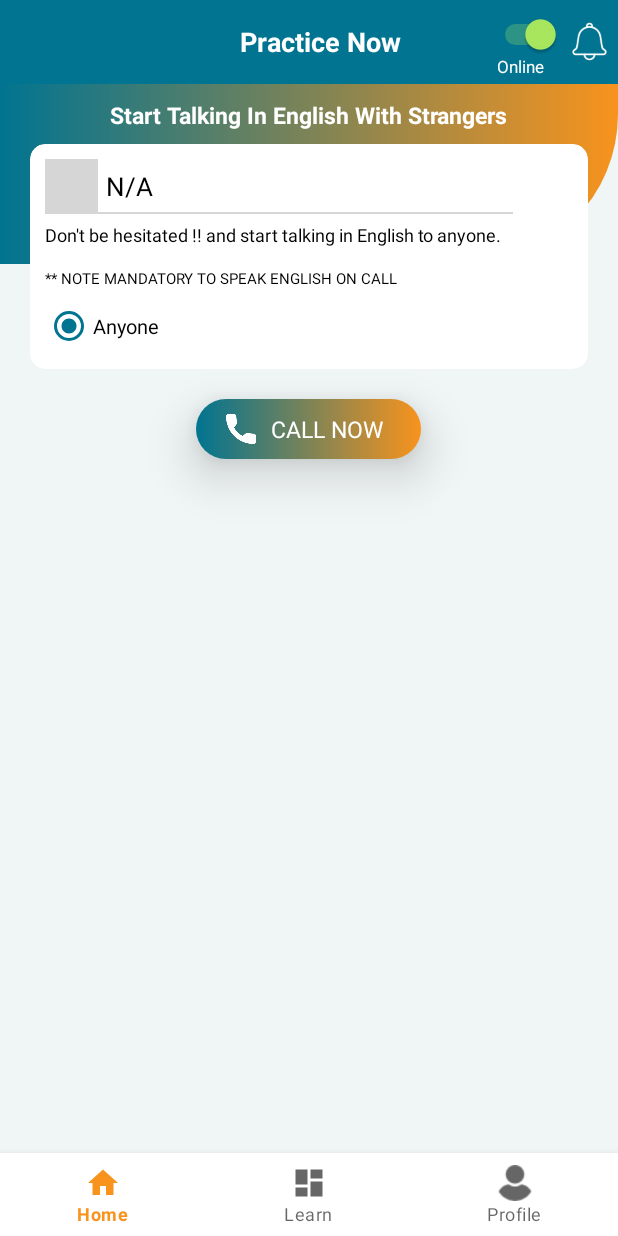
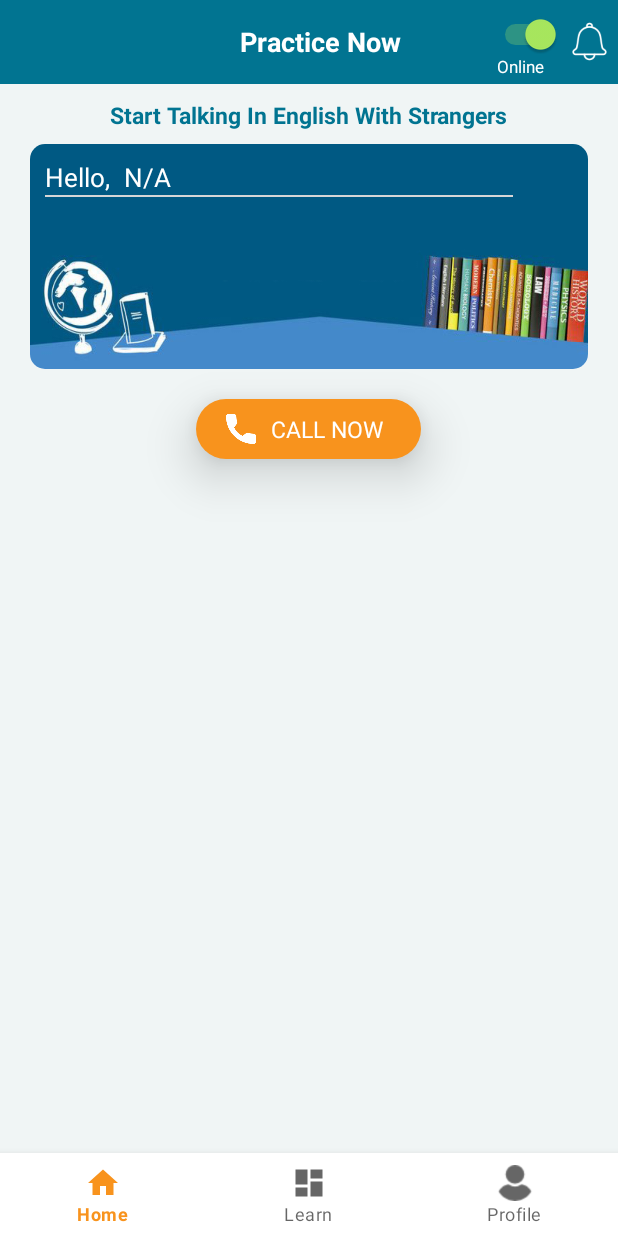
Before and after one commit to satyampra73/EasyLearning, an Android app: the HomeFragment screen opened directly, with no data from a screen before it, on a phone screen of 412 x 824 dp. Run offline under Robolectric (Android 15) with nearby library versions, the phone set to English and light mode, and no system bars; our stand-ins replace AdMob, Volley; network calls fail; pictures from the network do not load; grey boxes are pictures that could not be loaded.

Commit message:
some ui changes done on Home

```diff
--- a/app/src/main/AndroidManifest.xml
+++ b/app/src/main/AndroidManifest.xml
@@ -133,7 +133,7 @@
         <!-- real id -->
         <meta-data
             android:name="com.google.android.gms.ads.APPLICATION_ID"
-            android:value="ca-app-pub-3940256099942544~3347511713" />
+            android:value="ca-app-pub-6524265470331989~5020353814" />
 
         <service android:name="com.db.easylearning.voicecalling.SinchService" />
 
--- a/app/src/main/java/com/db/easylearning/apphelper/AppConstants.java
+++ b/app/src/main/java/com/db/easylearning/apphelper/AppConstants.java
@@ -31,7 +31,7 @@ public class AppConstants {
 //    public static final String AddUnitId ="ca-app-pub-3940256099942544/5224354917";
 
     //    rewarded video real
-    public static final String AddUnitId = "ca-app-pub-3940256099942544/5224354917";
+    public static final String AddUnitId = "ca-app-pub-6524265470331989~5020353814";
 
 
     private RewardedAd rewardedAd;
--- a/app/src/main/java/com/db/easylearning/fragment/HomeFragment.java
+++ b/app/src/main/java/com/db/easylearning/fragment/HomeFragment.java
@@ -74,7 +74,7 @@ public class HomeFragment extends Fragment {
 
 
     Switch switchStatus;
-    private TextView txtModeStatus, txtUserName;
+    private TextView txtModeStatus, txtUserName,txtText1,txtText2;
     private Dialog dialogProgress;
     LinearLayout ltAvailableSwitch;
     GoogleSignInClient mGoogleSignInClient;
@@ -109,6 +109,8 @@ public class HomeFragment extends Fragment {
         cardNotificationCount = view.findViewById(R.id.cardNotificationCount);
         cardNotificationCount.setVisibility(View.GONE);
         txtNotiCount = view.findViewById(R.id.txtNotiCount);
+        txtText1=view.findViewById(R.id.txtText1);
+        txtText2=view.findViewById(R.id.txtText2);
 
 
         sharedPreferences = getActivity().getSharedPreferences(Preferences.PREFER_NAME, MODE_PRIVATE);
@@ -268,8 +270,14 @@ public class HomeFragment extends Fragment {
 
                             editor.apply();
 
+                            //setting home text
+                            txtText1.setText(data.optString("text1"));
+                            txtText2.setText(data.optString("text2"));
+
+
                             versionCode = data.optString("version_code");
                             strNotiCount = data.optString("noticount");
+
 
                             Log.d("planCCode", versionCode);
                             int versionCodeInt = BuildConfig.VERSION_CODE;
--- /dev/null
+++ b/app/src/main/res/drawable/call_btn_bg2.xml
@@ -0,0 +1,11 @@
+<?xml version="1.0" encoding="utf-8"?>
+<shape xmlns:android="http://schemas.android.com/apk/res/android">
+
+    <gradient
+        android:startColor="@color/app_orange"
+        android:endColor="@color/app_orange"
+        />
+    <corners
+        android:radius="50dp"
+        />
+</shape>
--- a/app/src/main/res/layout/fragment_home.xml
+++ b/app/src/main/res/layout/fragment_home.xml
@@ -120,7 +120,6 @@
         android:layout_below="@+id/toolbar"
         android:layout_alignParentStart="true"
         android:layout_alignParentEnd="true"
-        android:background="@drawable/gradientbg"
         android:orientation="vertical">
 
         <TextView
@@ -129,7 +128,7 @@
             android:layout_gravity="center_horizontal"
             android:layout_marginTop="10dp"
             android:text="Start Talking In English With Strangers"
-            android:textColor="@color/white"
+            android:textColor="@color/app_blue"
             android:textSize="15sp"
             android:textStyle="bold" />
 
@@ -149,7 +148,7 @@
         <LinearLayout
             android:layout_width="match_parent"
             android:layout_height="wrap_content"
-
+            android:background="@drawable/home_image"
             android:orientation="vertical">
 
             <LinearLayout
@@ -159,19 +158,20 @@
                 android:layout_marginTop="@dimen/_10dp"
                 android:orientation="horizontal">
 
-                <!--                <TextView-->
-                <!--                    android:id="@+id/txtPractice"-->
-                <!--                    android:layout_width="wrap_content"-->
-                <!--                    android:layout_height="wrap_content"-->
-                <!--                    android:text="Hello, "-->
-                <!--                    android:textColor="@color/black"-->
-                <!--                    android:textSize="17sp" />-->
-                <pl.droidsonroids.gif.GifImageView
-                    android:layout_width="@dimen/_35dp"
-                    android:layout_height="@dimen/_35dp"
-                    android:layout_gravity="center_horizontal"
-                    android:layout_marginTop="10dp"
-                    android:src="@drawable/hi" />
+
+                                <TextView
+                                    android:id="@+id/txtPractice"
+                                    android:layout_width="wrap_content"
+                                    android:layout_height="wrap_content"
+                                    android:text="Hello, "
+                                    android:textColor="@color/white"
+                                    android:textSize="17sp" />
+<!--                <pl.droidsonroids.gif.GifImageView-->
+<!--                    android:layout_width="@dimen/_35dp"-->
+<!--                    android:layout_height="@dimen/_35dp"-->
+<!--                    android:layout_gravity="center_horizontal"-->
+<!--                    android:layout_marginTop="10dp"-->
+<!--                    android:src="@drawable/hi" />-->
 
 
                 <TextView
@@ -179,9 +179,8 @@
                     android:layout_width="wrap_content"
                     android:layout_height="wrap_content"
                     android:layout_marginStart="5dp"
-                    android:layout_marginTop="6dp"
                     android:text="Satyam"
-                    android:textColor="@color/black"
+                    android:textColor="@color/white"
                     android:textSize="17sp" />
 
 
@@ -191,27 +190,30 @@
                 android:layout_width="match_parent"
                 android:layout_height="1dp"
                 android:layout_marginStart="10dp"
-                android:layout_marginTop="-10dp"
+
                 android:layout_marginEnd="50dp"
                 android:background="@color/grey" />
 
             <TextView
+                android:id="@+id/txtText1"
                 android:layout_width="wrap_content"
                 android:layout_height="wrap_content"
                 android:layout_marginStart="@dimen/_10dp"
                 android:layout_marginTop="5dp"
                 android:layout_marginEnd="@dimen/_10dp"
-                android:text="Don't be hesitated !! and start talking in English to anyone.\n"
-                android:textColor="@color/black"
+                android:text=""
+                android:textColor="@color/white"
                 android:textSize="12sp" />
 
             <TextView
+                android:id="@+id/txtText2"
                 android:layout_width="wrap_content"
                 android:layout_height="wrap_content"
                 android:layout_marginStart="@dimen/_10dp"
                 android:layout_marginEnd="@dimen/_10dp"
-                android:text="** NOTE MANDATORY TO SPEAK ENGLISH ON CALL"
-                android:textColor="@color/black"
+                android:layout_marginTop="@dimen/_5dp"
+                android:text=""
+                android:textColor="@color/white"
                 android:textSize="10sp" />
 
 <LinearLayout
@@ -249,6 +251,7 @@
         android:layout_height="wrap_content"
         android:textSize="13sp"
         android:checked="true"
+        android:visibility="gone"
         android:layout_marginStart="@dimen/_10dp"
         android:backgroundTint="@color/red"
         android:text="Anyone"/>
@@ -268,7 +271,7 @@
         android:layout_below="@+id/card"
         android:layout_centerHorizontal="true"
         android:layout_marginTop="20dp"
-        android:background="@drawable/callbtnbg"
+        android:background="@drawable/call_btn_bg2"
         android:elevation="20dp"
         android:orientation="horizontal">
 
--- a/app/src/main/res/values/strings.xml
+++ b/app/src/main/res/values/strings.xml
@@ -3,7 +3,7 @@
     <string name="title_home">Home</string>
     <string name="title_learn">Learn</string>
     <string name="title_Profile">Profile</string>
-    <string name="banner_add_id">ca-app-pub-3940256099942544~3347511713</string>
+    <string name="banner_add_id">ca-app-pub-6524265470331989~5020353814</string>
 
     <style name="ToolbarTheme" parent="@style/ThemeOverlay.AppCompat.ActionBar" />
     <!-- TODO: Remove or change this placeholder text -->
```
Also changed, not shown: app/src/main/res/layout/fragment_learn.xml (+10 -10 lines), app/src/main/res/drawable/home_image.jpg (added).
